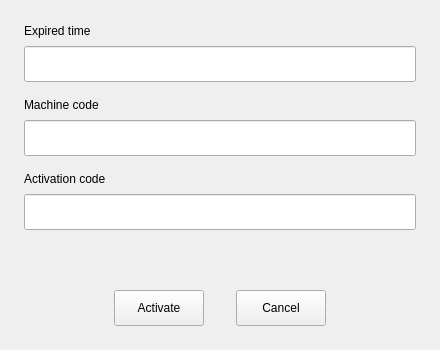
Qt form src/license/license-activation.ui (openeuler-mirror/ks-scmc-gui) before a commit.
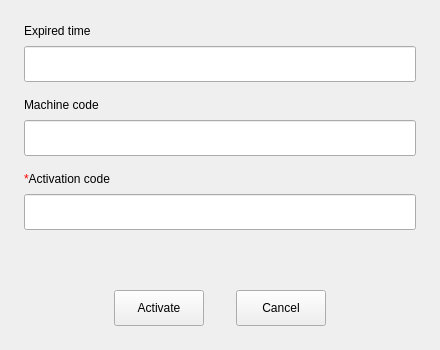
The same form after that commit.

Commit message: fix（license）：modify activation - 统一输入框必填标识

The edit to the form file:
```diff
--- a/src/license/license-activation.ui
+++ b/src/license/license-activation.ui
@@ -141,7 +141,7 @@
         <item>
          <widget class="QLabel" name="label_3">
           <property name="text">
-           <string>Activation code</string>
+           <string>&lt;font color=red&gt;*&lt;/font&gt;Activation code</string>
           </property>
          </widget>
         </item>
```
